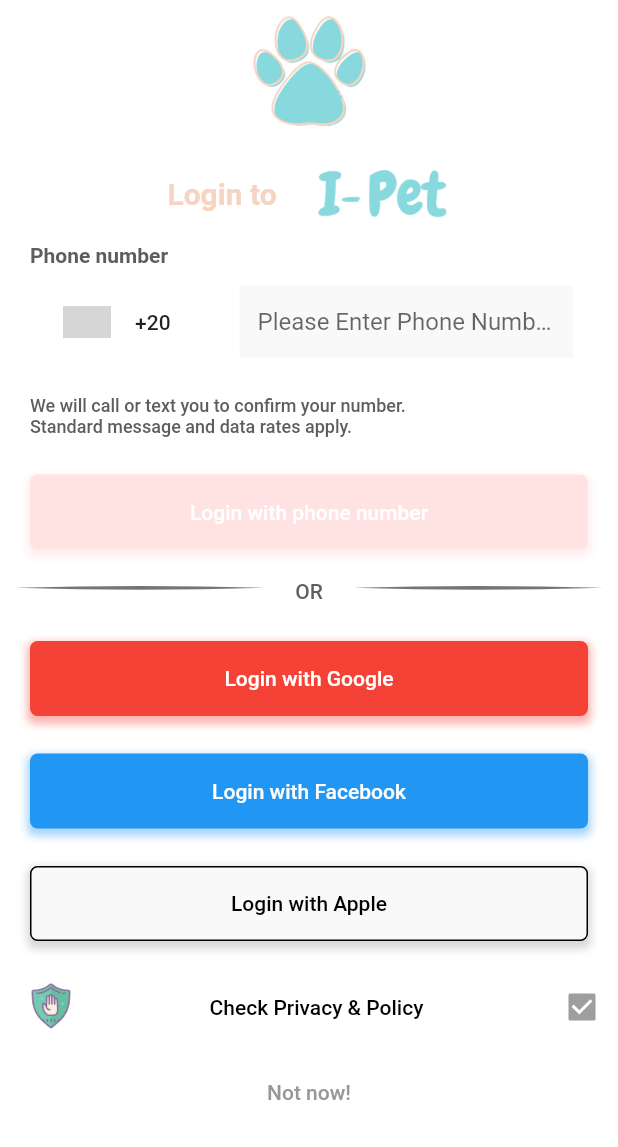
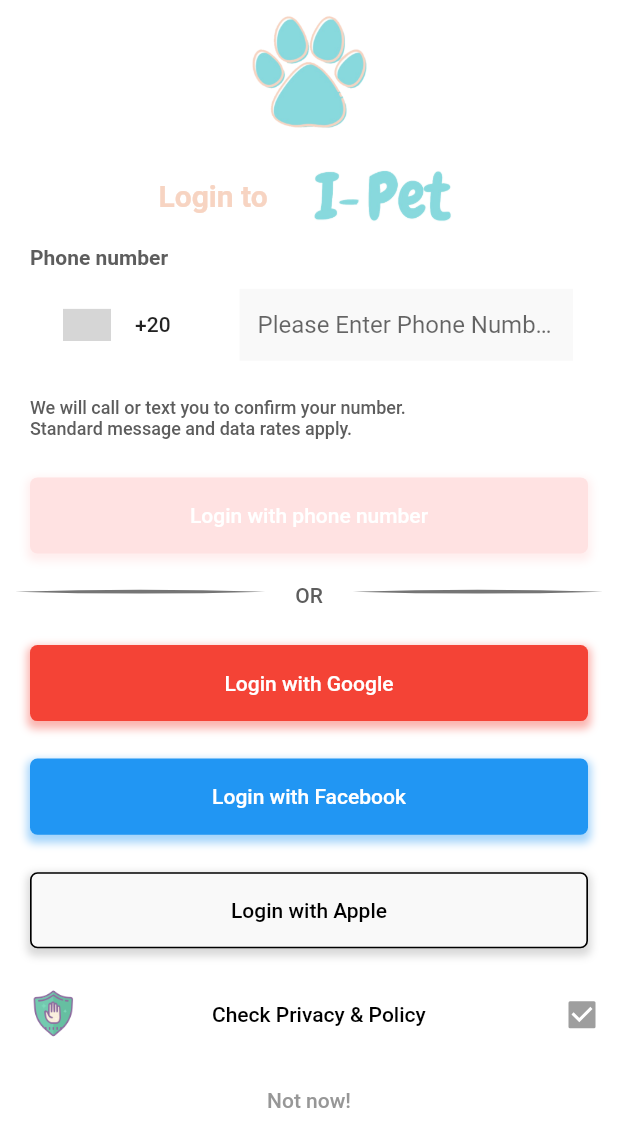
Before and after one commit to MHarooney/IPetMobile, a Flutter app: the screen it shows after launch, after a tap on "Continue", on a phone screen of 412 x 824 dp. Shown: the top 1147 px of the screen. Run offline on Flutter 3.47's test engine with Material 2 defaults, Android fonts, the phone set to English and light mode, and no system bars; drawn by our look-alikes of country_code_picker; our stand-ins replace custom_navigation_bar, flutter_screenutil, font_awesome_flutter; Roboto replaces fonts that are missing (Montserrat); grey boxes are pictures that could not be loaded.

Commit message:
Add Size Configuration Methods
Size Configuration methods add to login_body.dart from size_config.dart

```diff
--- a/lib/screens/login_screen/components/login_body.dart
+++ b/lib/screens/login_screen/components/login_body.dart
@@ -2,6 +2,7 @@ import 'package:flutter/material.dart';
 import 'package:ipet/constants/constants.dart';
 import 'package:ipet/constants/ipet_dimens.dart';
 import 'package:ipet/screens/home_screen/ipet_home_screen.dart';
+import 'package:ipet/size_config.dart';
 import 'package:ipet/widgets/country_picker/country_picker.dart';
 import 'package:ipet/widgets/default_image.dart';
 import 'package:ipet/widgets/ipet_custom_painter/ipet_sharp_divider/sharp_hor_divider.dart';
@@ -18,14 +19,14 @@ class LoginBody extends StatelessWidget {
     return SingleChildScrollView(
       child: SafeArea(
         child: IPetCustomSizedBox(
-          width: double.infinity,
+          width: getProportionateScreenWidth(double.infinity),
           iPetChild: Center(
             child: Column(
               children: <Widget>[
                 DefaultImage(
                   image: AppConst.kIPetPawIc,
-                  width: IPetDimens.space200,
-                  height: IPetDimens.space80,
+                  width: getProportionateScreenWidth(IPetDimens.space200),
+                  height: getProportionateScreenHeight(IPetDimens.space80),
                 ),
                 Row(
                   mainAxisAlignment: MainAxisAlignment.center,
@@ -36,13 +37,13 @@ class LoginBody extends StatelessWidget {
                         text: AppConst.kLoginTo,
                         textColor: AppConst.kTextRareGoldColor,
                         fontWeight: FontWeight.bold,
-                        size: 20.0,
+                        size: IPetDimens.space20,
                       ),
                     ),
                     DefaultImage(
                       image: AppConst.kIPetTxtImg,
-                      width: IPetDimens.space120,
-                      height: IPetDimens.space50,
+                      width: getProportionateScreenWidth(IPetDimens.space120),
+                      height: getProportionateScreenHeight(IPetDimens.space50),
                     ),
                   ],
                 ),
@@ -111,8 +112,8 @@ class LoginBody extends StatelessWidget {
                       onTap: () {},
                       buttonTitle: AppConst.kLoginPhoneNoTxt,
                       colour: AppConst.kTextLightRedColor,
-                      height: IPetDimens.space50,
-                      width: IPetDimens.space50,
+                      height: getProportionateScreenHeight(IPetDimens.space50),
+                      width: getProportionateScreenWidth(IPetDimens.space50),
                       textColour: AppConst.kPrimaryWhiteBgColor,
                       myBorderRadius: BorderRadius.circular(
                         IPetDimens.space5,
@@ -165,8 +166,8 @@ class LoginBody extends StatelessWidget {
                       onTap: () {},
                       buttonTitle: AppConst.kLoginWithGoogleTxt,
                       colour: Colors.red,
-                      height: IPetDimens.space50,
-                      width: IPetDimens.space50,
+                      height: getProportionateScreenHeight(IPetDimens.space50),
+                      width: getProportionateScreenWidth(IPetDimens.space50),
                       textColour: AppConst.kPrimaryWhiteBgColor,
                       myBorderRadius: BorderRadius.circular(IPetDimens.space5),
                       iPetBoxShadow: [
@@ -179,8 +180,8 @@ class LoginBody extends StatelessWidget {
                       onTap: () {},
                       buttonTitle: AppConst.kLoginWithFaceBookTxt,
                       colour: Colors.blue,
-                      height: IPetDimens.space50,
-                      width: IPetDimens.space50,
+                      height: getProportionateScreenHeight(IPetDimens.space50),
+                      width: getProportionateScreenWidth(IPetDimens.space50),
                       textColour: AppConst.kPrimaryWhiteBgColor,
                       myBorderRadius: BorderRadius.circular(IPetDimens.space5),
                       iPetBoxShadow: [
@@ -194,13 +195,13 @@ class LoginBody extends StatelessWidget {
                       onTap: () {},
                       buttonTitle: AppConst.kLoginWithAppleTxt,
                       colour: AppConst.kPrimarySemiWhiteColor,
-                      height: IPetDimens.space50,
-                      width: IPetDimens.space50,
+                      height: getProportionateScreenHeight(IPetDimens.space50),
+                      width: getProportionateScreenWidth(IPetDimens.space50),
                       textColour: Colors.black,
                       myBorderRadius: BorderRadius.circular(IPetDimens.space5),
                       iPetBoxBorder: Border.all(
                         color: Colors.black,
-                        width: IPetDimens.space1,
+                        width: getProportionateScreenWidth(IPetDimens.space1),
                       ),
                       iPetBoxShadow: [
                         AppConst.iPetLoginBoxShadow(
@@ -216,8 +217,10 @@ class LoginBody extends StatelessWidget {
                         children: [
                           DefaultImage(
                             image: AppConst.kPrivacyAndPolicyTxtIc,
-                            height: IPetDimens.space32,
-                            width: IPetDimens.space32,
+                            height: getProportionateScreenHeight(
+                                IPetDimens.space32),
+                            width:
+                                getProportionateScreenWidth(IPetDimens.space32),
                           ),
                           Label(
                             textColor: AppConst.kBlackColor,
```
